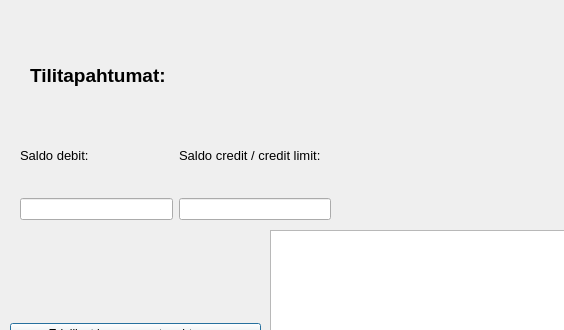
The window that bankautomat/tilitapahtumat.ui (AJHosuja/BankAutomat) describes before a commit, drawn with Qt 5; both pictures show x 0 to 564 and y 0 to 330 of the 950 by 600 pixel window.
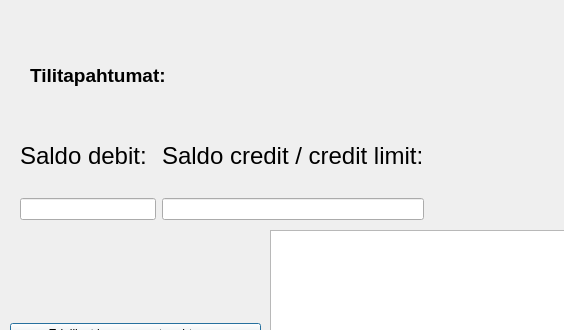
The same window after the commit.

Patch:
```diff
--- a/bankautomat/tilitapahtumat.ui
+++ b/bankautomat/tilitapahtumat.ui
@@ -80,7 +80,7 @@
     <rect>
      <x>20</x>
      <y>120</y>
-     <width>311</width>
+     <width>404</width>
      <height>100</height>
     </rect>
    </property>
@@ -91,11 +91,11 @@
        <widget class="QLabel" name="label_2">
         <property name="font">
          <font>
-          <pointsize>14</pointsize>
+          <pointsize>16</pointsize>
          </font>
         </property>
         <property name="text">
-         <string>&lt;html&gt;&lt;head/&gt;&lt;body&gt;&lt;p&gt;&lt;span style=&quot; font-size:10pt;&quot;&gt;Saldo debit:&lt;/span&gt;&lt;/p&gt;&lt;/body&gt;&lt;/html&gt;</string>
+         <string>&lt;html&gt;&lt;head/&gt;&lt;body&gt;&lt;p&gt;&lt;span style=&quot; font-size:18pt;&quot;&gt;Saldo debit:&lt;/span&gt;&lt;/p&gt;&lt;/body&gt;&lt;/html&gt;</string>
         </property>
        </widget>
       </item>
@@ -117,11 +117,11 @@
        <widget class="QLabel" name="label_3">
         <property name="font">
          <font>
-          <pointsize>14</pointsize>
+          <pointsize>16</pointsize>
          </font>
         </property>
         <property name="text">
-         <string>&lt;html&gt;&lt;head/&gt;&lt;body&gt;&lt;p&gt;&lt;span style=&quot; font-size:10pt;&quot;&gt;Saldo credit / credit limit:&lt;/span&gt;&lt;/p&gt;&lt;/body&gt;&lt;/html&gt;</string>
+         <string>&lt;html&gt;&lt;head/&gt;&lt;body&gt;&lt;p&gt;&lt;span style=&quot; font-size:18pt;&quot;&gt;Saldo credit / credit limit:&lt;/span&gt;&lt;/p&gt;&lt;/body&gt;&lt;/html&gt;</string>
         </property>
        </widget>
       </item>
```
